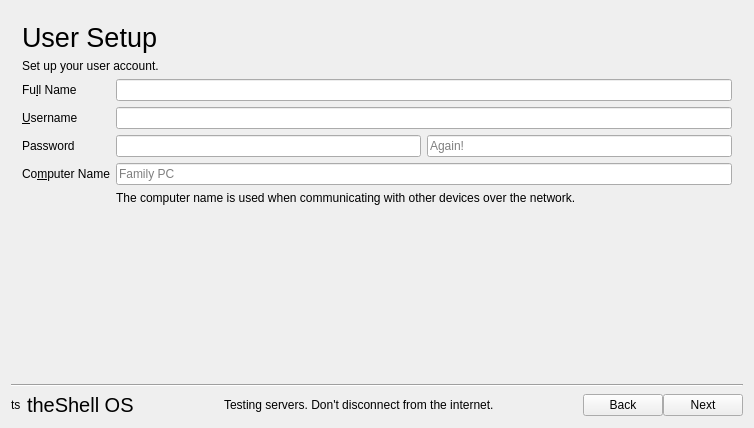
theCheeseboard/scallop, file mainwindow.ui: the form before one commit.
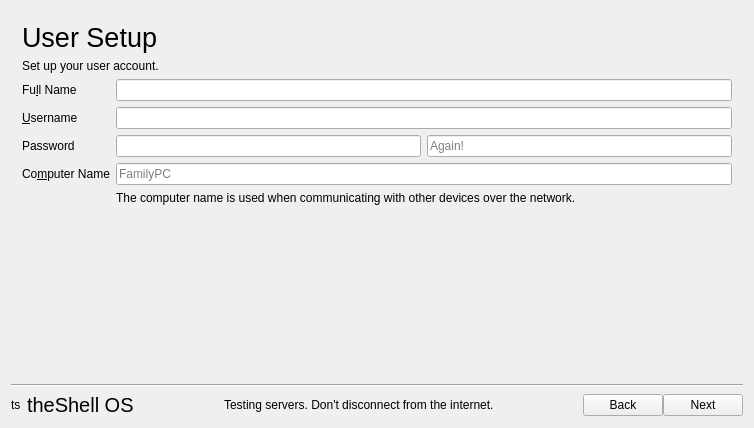
The form after the commit. The open tabs and pages were chosen to show the change. Icons and pictures are not drawn. Custom widgets are drawn as their Qt base class.

The edit to the form file:
```diff
--- a/mainwindow.ui
+++ b/mainwindow.ui
@@ -727,7 +727,7 @@
              <string/>
             </property>
             <property name="placeholderText">
-             <string>Family PC</string>
+             <string>FamilyPC</string>
             </property>
            </widget>
           </item>
```
